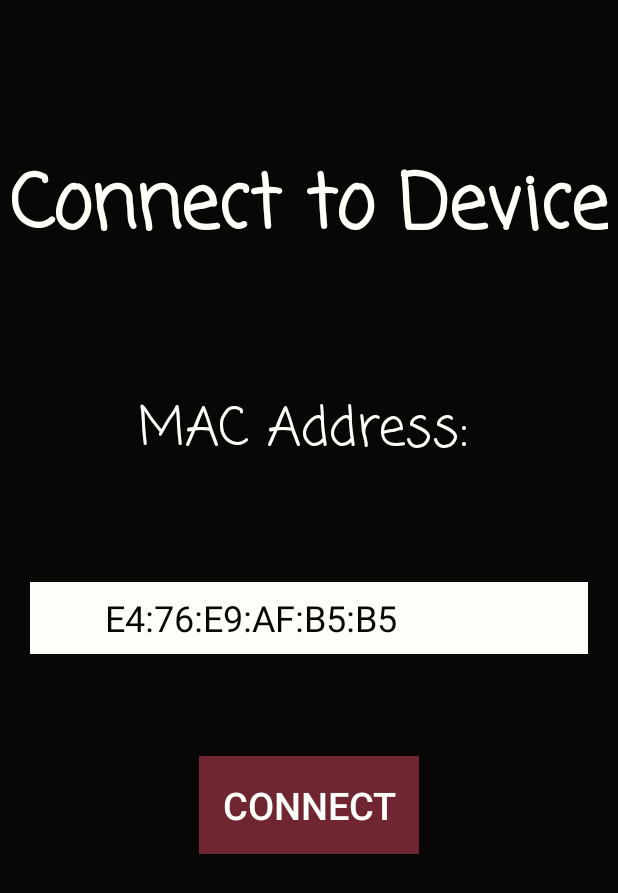
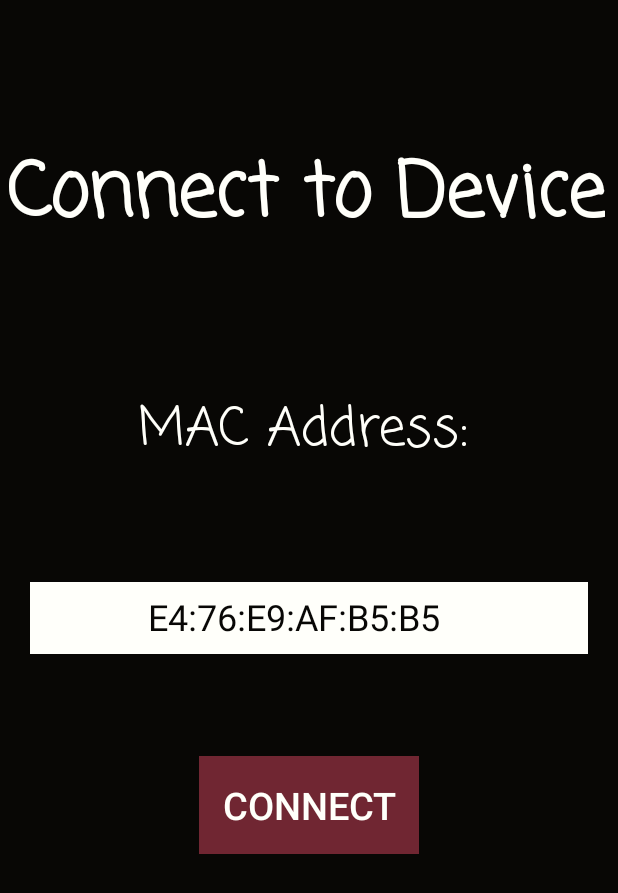
Before and after one commit to julianspaeth/pong-sensor, an Android app: the StartActivity screen opened directly, with no data from a screen before it, on a phone screen of 412 x 824 dp. Shown: the top 893 px of the screen. Run offline under Robolectric (Android 15) with nearby library versions, the phone set to English and light mode, and no system bars.

Commit message:
Make app beatuy

```diff
--- a/app/src/main/res/layout/activity_start.xml
+++ b/app/src/main/res/layout/activity_start.xml
@@ -71,10 +71,10 @@
 
             <android.support.design.widget.TextInputEditText
                 android:id="@+id/macInput"
-                android:layout_width="0dp"
-                android:layout_height="48dp"
-                android:layout_marginStart="50dp"
-                android:layout_marginEnd="50dp"
+                android:layout_width="215dp"
+                android:layout_height="51dp"
+                android:layout_marginStart="32dp"
+                android:layout_marginEnd="32dp"
                 android:background="@color/white"
                 android:hint="@string/mac_hint"
                 android:singleLine="true"
@@ -85,7 +85,6 @@
                 android:visibility="visible"
                 app:layout_constraintBottom_toBottomOf="parent"
                 app:layout_constraintEnd_toEndOf="parent"
-                app:layout_constraintHorizontal_bias="0.0"
                 app:layout_constraintStart_toStartOf="parent" />
         </android.support.constraint.ConstraintLayout>
 
@@ -93,9 +92,10 @@
             android:id="@+id/title"
             android:layout_width="wrap_content"
             android:layout_height="wrap_content"
-            android:layout_marginStart="127dp"
-            android:layout_marginTop="100dp"
-            android:layout_marginEnd="128dp"
+            android:layout_marginStart="16dp"
+            android:layout_marginTop="32dp"
+            android:layout_marginEnd="16dp"
+            android:layout_marginBottom="32dp"
             android:fontFamily="casual"
             android:gravity="center"
             android:keepScreenOn="true"
@@ -103,8 +103,9 @@
             android:textColor="@color/white"
             android:textSize="50sp"
             android:textStyle="bold"
+            app:layout_constraintBottom_toTopOf="@+id/subtitle"
             app:layout_constraintEnd_toEndOf="parent"
-            app:layout_constraintHorizontal_bias="0.5"
+            app:layout_constraintHorizontal_bias="0.608"
             app:layout_constraintStart_toEndOf="parent"
             app:layout_constraintStart_toStartOf="parent"
             app:layout_constraintTop_toTopOf="parent" />
```
Also changed, not shown: app/src/main/res/layout/activity_connect.xml (deleted, +0 -102 lines).
